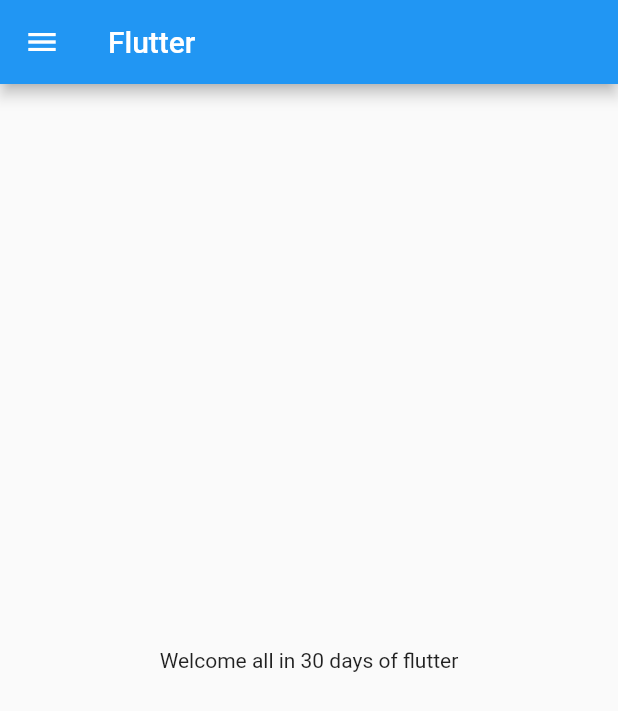
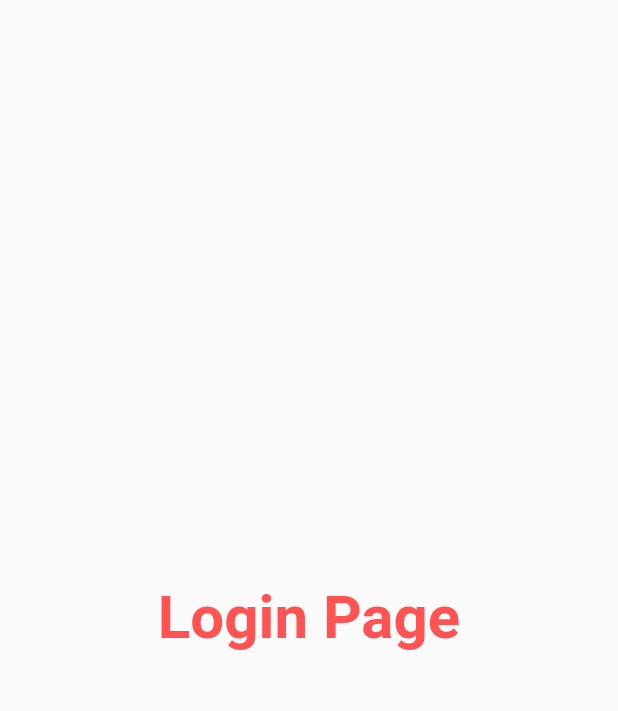
Before and after one commit to Flutter-base/Learning_Flutter, a Flutter app: the screen it shows after launch, on a phone screen of 412 x 824 dp. Shown: the top 711 px of the screen. Run offline on Flutter 3.47's test engine with Material 2 defaults, Android fonts, the phone set to English and light mode, and no system bars.

Commit message:
Day 2 Completed

```diff
--- /dev/null
+++ b/lib/Pages/login_page.dart
@@ -0,0 +1,18 @@
+import 'package:flutter/material.dart';
+
+class LoginPage extends StatelessWidget {
+  @override
+  Widget build(BuildContext context) {
+    return Material(
+      child: Center(
+        child: Text(
+          "Login Page",
+          style: TextStyle(
+              fontSize: 40,
+              color: Colors.redAccent,
+              fontWeight: FontWeight.bold),
+        ),
+      ),
+    );
+  }
+}
--- a/lib/main.dart
+++ b/lib/main.dart
@@ -1,18 +1,23 @@
 import 'package:flutter/material.dart';
-import 'home_page.dart';
+import 'package:myapp/Pages/login_page.dart';
+import 'Pages/home_page.dart';
 
 void main() {
-  runApp(const MyApp());
+  runApp(MyApp());
 }
 
 class MyApp extends StatelessWidget {
-  const MyApp({Key? key}) : super(key: key);
 
   @override
   Widget build(BuildContext context) {
-
     return MaterialApp(
-      home: HomePage(),
+      themeMode: ThemeMode.light,
+      theme: ThemeData(primarySwatch: Colors.purple),
+      routes: {
+        "/": (context) => LoginPage(),
+        "/home": (context) => HomePage(),
+        "/login": (context) => LoginPage()
+      },
     );
   }
 }
```
Also changed, not shown: lib/Pages/home_page.dart (renamed from lib/home_page.dart).
